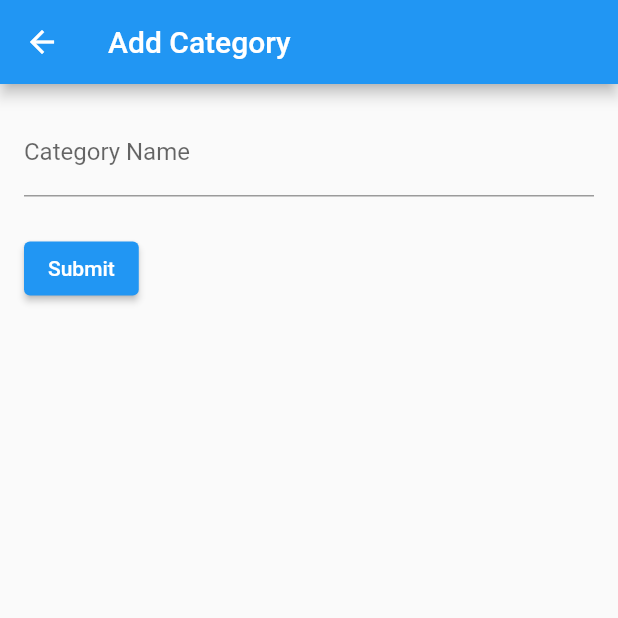
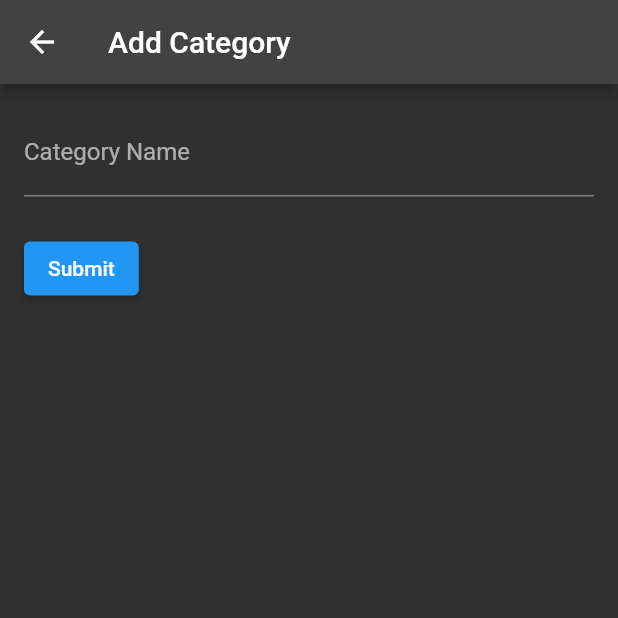
Before and after one commit to xuantruongit32/SE_n11_cleantiktok, a Flutter app: the AddCategory screen opened directly, on a phone screen of 412 x 824 dp, the top half of it. Run offline on Flutter 3.47's test engine with Material 2 defaults, Android fonts, the phone set to English and light mode, and no system bars; our stand-ins replace cloud_firestore, firebase_auth, firebase_core, video_player; accounts and stored records are empty.

Commit message:
Add darkmode for addcategory

```diff
--- a/src/lib/widgets/addcategory.dart
+++ b/src/lib/widgets/addcategory.dart
@@ -61,11 +61,11 @@ void _submitForm() {
   }
 
   }
-
-
 @override
 Widget build(BuildContext context) {
-    return Scaffold(
+  return Theme(
+    data: ThemeData.dark(),
+    child: Scaffold(
       appBar: AppBar(
         title: Text('Add Category'),
       ),
@@ -83,7 +83,7 @@ void _submitForm() {
             SizedBox(height: 24.0),
             ElevatedButton(
               child: Text('Submit'),
-              onPressed: (){
+              onPressed: () {
                 _submitForm();
                 Navigator.pushReplacement(
                   context,
@@ -94,6 +94,8 @@ void _submitForm() {
           ],
         ),
       ),
+    ),
   );
 }
+
 }
```
Lines whose indentation alone changed are shown as unchanged.
